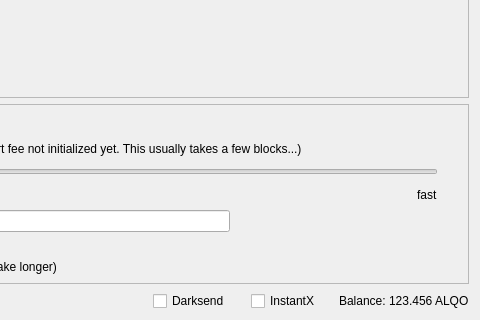
First picture: the form in src/qt/forms/sendcoinsdialog.ui, repository zahidaliayub/alqo, before the edit; both pictures show x 370 to 850 and y 290 to 610 of the 850 by 610 pixel window.
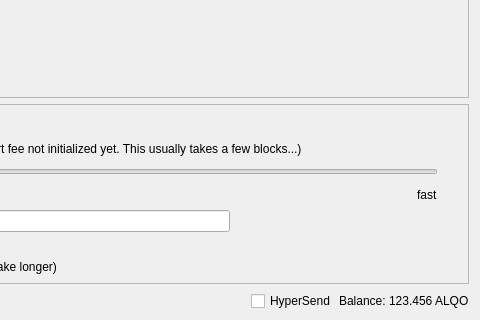
Second picture: the form after the edit. Icons and pictures are not drawn. Custom widgets are drawn as their Qt base class.

Diff of the .ui file:
```diff
--- a/src/qt/forms/sendcoinsdialog.ui
+++ b/src/qt/forms/sendcoinsdialog.ui
@@ -1384,22 +1384,6 @@
        <property name="spacing">
         <number>3</number>
        </property>
-       <item>
-        <widget class="QCheckBox" name="checkUseDarksend">
-         <property name="minimumSize">
-          <size>
-           <width>95</width>
-           <height>0</height>
-          </size>
-         </property>
-         <property name="text">
-          <string>Darksend</string>
-         </property>
-         <property name="checked">
-          <bool>false</bool>
-         </property>
-        </widget>
-       </item>
        <item>
         <widget class="QCheckBox" name="checkInstantX">
          <property name="enabled">
@@ -1412,7 +1396,7 @@
           </size>
          </property>
          <property name="text">
-          <string>InstantX</string>
+          <string>HyperSend</string>
          </property>
         </widget>
        </item>
```
